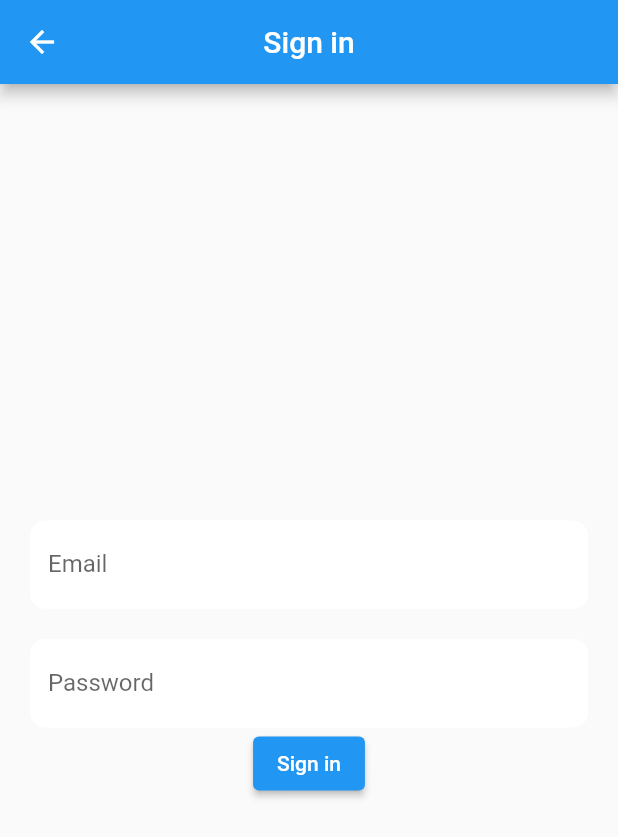
After one commit to Muhammad-Umair1049/expense_planner, a Flutter app: the SignIn screen opened directly, on a phone screen of 412 x 824 dp. The commit adds this screen. Shown: the top 837 px of the screen. Run offline on Flutter 3.47's test engine with Material 2 defaults, Android fonts, the phone set to English and light mode, and no system bars.

Commit message:
sign in screen

```diff
--- /dev/null
+++ b/lib/Widgets/auth_screens/sign_in.dart
@@ -0,0 +1,193 @@
+import 'package:flutter/material.dart';
+
+class SignIn extends StatelessWidget {
+  const SignIn({Key? key}) : super(key: key);
+
+  @override
+  Widget build(BuildContext context) {
+    return Scaffold(
+      appBar: AppBar(
+        centerTitle: true,
+        title: const Text('Sign in', textAlign: TextAlign.center),
+      ),
+      body: SignInScreen(),
+    );
+  }
+}
+
+class SignInScreen extends StatefulWidget {
+  const SignInScreen({Key? key}) : super(key: key);
+
+  @override
+  State<SignInScreen> createState() => _SignInScreenState();
+}
+
+class _SignInScreenState extends State<SignInScreen> {
+  TextEditingController email = TextEditingController();
+  TextEditingController password = TextEditingController();
+  final _formKey = GlobalKey<FormState>();
+
+  @override
+  Widget build(BuildContext context) {
+    return Padding(
+      padding: const EdgeInsets.only(left: 20, right: 20),
+      child: Form(
+        key: _formKey,
+        child: Column(
+          mainAxisAlignment: MainAxisAlignment.center,
+          children: [
+            TextFormField(
+              controller: email,
+              decoration: InputDecoration(
+                hintText: 'Enter your email',
+                labelText: 'Email',
+                filled: true,
+                fillColor: Theme.of(context).colorScheme.surface,
+                border: OutlineInputBorder(
+                  borderSide: BorderSide.none,
+                  borderRadius: BorderRadius.circular(10),
+                ),
+                focusedBorder: OutlineInputBorder(
+                  borderSide: BorderSide(
+                      color: Theme.of(context).colorScheme.primary, width: 2),
+                  borderRadius: BorderRadius.circular(10),
+                ),
+              ),
+              validator: (value) {
+                if (value!.isEmpty) {
+                  return 'Email is required';
+                } else if (!RegExp(r'^.+@[a-zA-Z]+\.[a-zA-Z]+$')
+                    .hasMatch(value)) {
+                  return 'Invalid Email Address';
+                } else {
+                  return null;
+                }
+              },
+            ),
+            SizedBox(
+              height: 20,
+            ),
+            TextFormField(
+              controller: password,
+              decoration: InputDecoration(
+                hintText: 'Enter your password',
+                labelText: 'Password',
+                filled: true,
+                fillColor: Theme.of(context).colorScheme.surface,
+                border: OutlineInputBorder(
+                  borderSide: BorderSide.none,
+                  borderRadius: BorderRadius.circular(10),
+                ),
+                focusedBorder: OutlineInputBorder(
+                  borderSide: BorderSide(
+                      color: Theme.of(context).colorScheme.primary, width: 2),
+                  borderRadius: BorderRadius.circular(10),
+                ),
+              ),
+              obscureText: true,
+              validator: (value) {
+                if (value!.isEmpty) {
+                  return 'Password is required';
+                } else if (value.length < 6) {
+                  return 'Password must be at least 6 characters long';
+                } else {
+                  return null;
+                }
+              },
+            ),
+            ElevatedButton(
+              onPressed: () {},
+              child: const Text('Sign in'),
+            )
+          ],
+        ),
+      ),
+    );
+  }
+}
+
+/* class SignInScreen extends StatefulWidget {
+  @override
+  _SignInScreenState createState() => _SignInScreenState();
+}
+
+class _SignInScreenState extends State<SignInScreen> {
+  final _formKey = GlobalKey<FormState>();
+  final _emailController = TextEditingController();
+  final _passwordController = TextEditingController();
+
+  bool _isLoading = false;
+
+  void _signIn() async {
+    setState(() {
+      _isLoading = true;
+    });
+
+    // TODO: Implement sign in logic here.
+
+    setState(() {
+      _isLoading = false;
+    });
+  }
+
+  @override
+  Widget build(BuildContext context) {
+    return Scaffold(
+      appBar: AppBar(
+        title: Text('Sign In'),
+      ),
+      body: Form(
+        key: _formKey,
+        child: Column(
+          mainAxisAlignment: MainAxisAlignment.center,
+          children: [
+            TextFormField(
+              controller: _emailController,
+              decoration: InputDecoration(
+                labelText: 'Email',
+                hintText: 'Enter your email address',
+              ),
+              validator: (value) {
+                if (value!.isEmpty) {
+                  return 'Email is required';
+                } else if (!RegExp(r'^.+@[a-zA-Z]+\.[a-zA-Z]+$')
+                    .hasMatch(value)) {
+                  return 'Invalid email address';
+                } else {
+                  return null;
+                }
+              },
+            ),
+            TextFormField(
+              controller: _passwordController,
+              decoration: InputDecoration(
+                labelText: 'Password',
+                hintText: 'Enter your password',
+              ),
+              obscureText: true,
+              validator: (value) {
+                if (value!.isEmpty) {
+                  return 'Password is required';
+                } else if (value.length < 6) {
+                  return 'Password must be at least 6 characters long';
+                } else {
+                  return null;
+                }
+              },
+            ),
+            SizedBox(height: 20),
+            ElevatedButton(
+              onPressed: _signIn,
+              child: Text('Sign In'),
+              style: ElevatedButton.styleFrom(
+                minimumSize: Size(double.infinity, 50),
+              ),
+            ),
+            if (_isLoading) CircularProgressIndicator(),
+          ],
+        ),
+      ),
+    );
+  }
+}
+ */
--- a/lib/Widgets/transaction_list.dart
+++ b/lib/Widgets/transaction_list.dart
@@ -1,6 +1,6 @@
 import 'package:flutter/material.dart';
 import 'package:intl/intl.dart';
-import 'package:flutter_complete_guide/Models/transaction.dart';
+import 'package:flutter_complete_guide/models/transaction.dart';
 
 class TransactionList extends StatelessWidget {
   @override
```
Also changed, not shown: lib/main.dart (+6 -3 lines), lib/Widgets/auth_screens/sign_up.dart (added).
